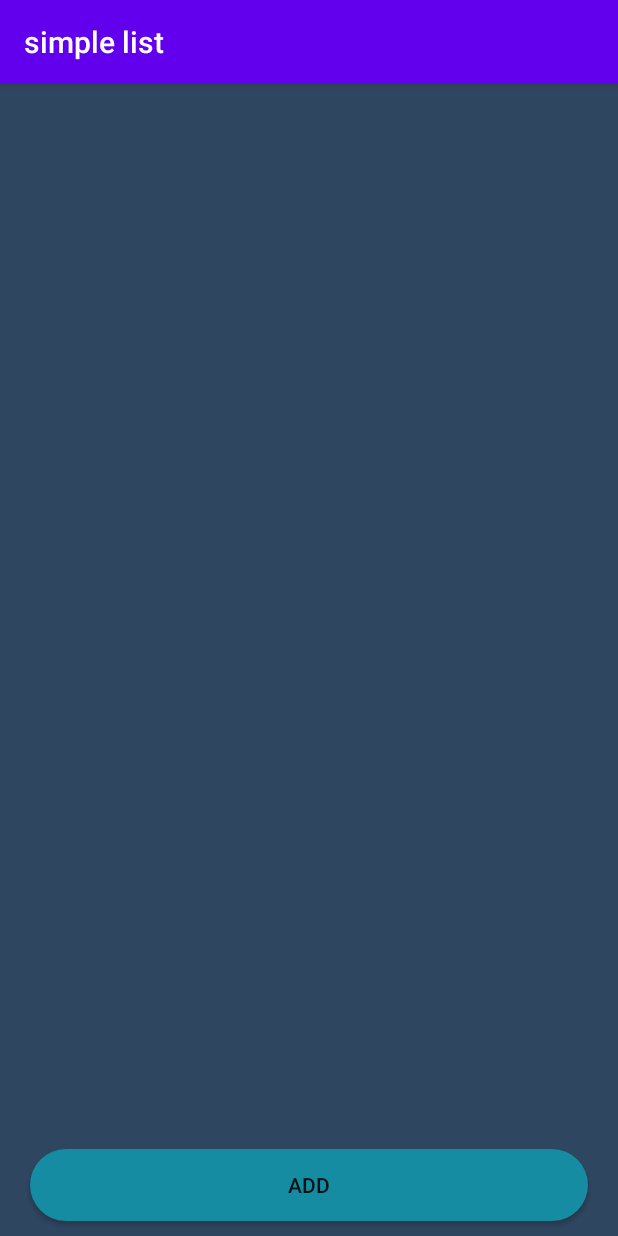
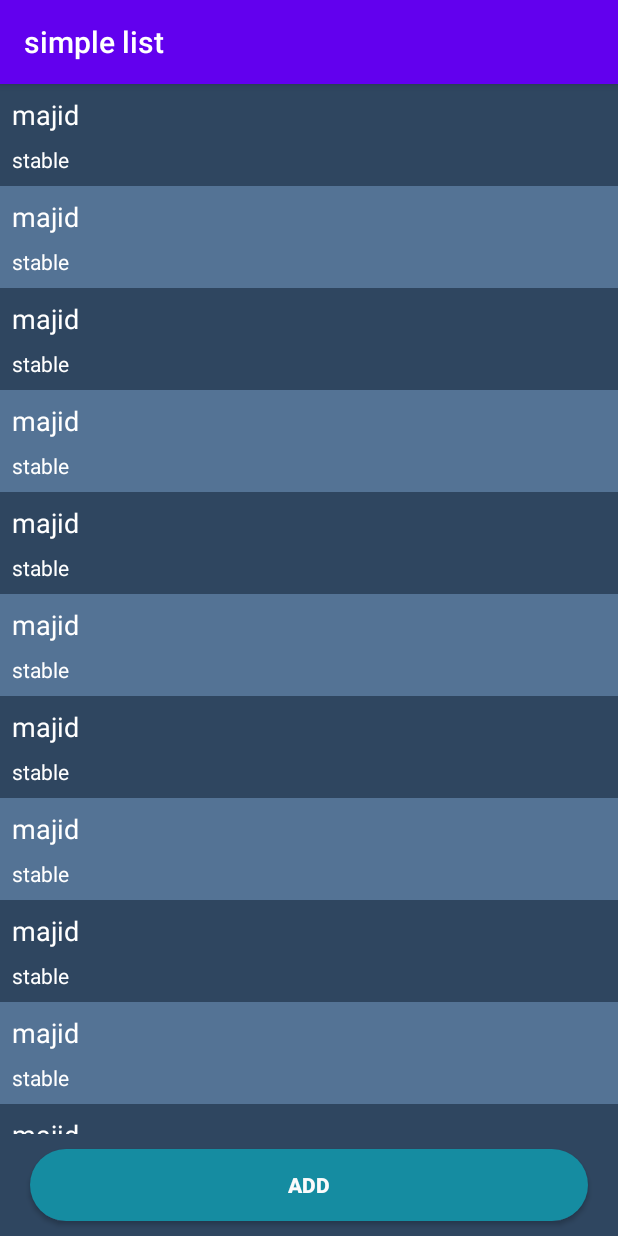
Before and after one commit to majid-moharami/TaskManager, an Android app: the ListFragment screen opened directly, with no data from a screen before it, on a phone screen of 412 x 824 dp. Run offline under Robolectric (Android 15) with nearby library versions, the phone set to English and light mode, and no system bars.

Commit message:
create Recycler view And test simple working

```diff
--- a/app/src/main/java/com/example/simplelist/fragment/ListFragment.java
+++ b/app/src/main/java/com/example/simplelist/fragment/ListFragment.java
@@ -1,18 +1,29 @@
 package com.example.simplelist.fragment;
 
+import android.graphics.Color;
 import android.os.Bundle;
 
+import androidx.annotation.NonNull;
 import androidx.fragment.app.Fragment;
+import androidx.recyclerview.widget.LinearLayoutManager;
+import androidx.recyclerview.widget.RecyclerView;
 
 import android.view.LayoutInflater;
 import android.view.View;
 import android.view.ViewGroup;
+import android.widget.Adapter;
+import android.widget.Button;
+import android.widget.TextView;
 
 import com.example.simplelist.R;
+
+import java.util.zip.Inflater;
 
 
 public class ListFragment extends Fragment {
 
+    private RecyclerView mRecyclerView;
+    private Button mButtonAdd;
 
     public ListFragment() {
         // Required empty public constructor
@@ -35,6 +46,54 @@ public class ListFragment extends Fragment {
     public View onCreateView(LayoutInflater inflater, ViewGroup container,
                              Bundle savedInstanceState) {
         // Inflate the layout for this fragment
-        return inflater.inflate(R.layout.fragment_list, container, false);
+        View view = inflater.inflate(R.layout.fragment_list, container, false);
+        findAllView(view);
+
+        mRecyclerView.setLayoutManager(new LinearLayoutManager(getActivity()));
+        NameAdapter adapter = new NameAdapter();
+        mRecyclerView.setAdapter(adapter);
+        return view;
+    }
+
+    private void findAllView(View view) {
+        mRecyclerView = view.findViewById(R.id.recycler_list_container);
+        mButtonAdd = view.findViewById(R.id.button_add);
+    }
+
+    private class NameHolder extends RecyclerView.ViewHolder{
+
+        private TextView mTextViewName,mTextViewState;
+        public NameHolder(@NonNull View itemView) {
+            super(itemView);
+            mTextViewName=itemView.findViewById(R.id.textView_name_list);
+            mTextViewState=itemView.findViewById(R.id.textView_state);
+        }
+        public void onBind(String name , String state){
+            mTextViewName.setText(name);
+            mTextViewState.setText(state);
+            itemView.setBackgroundResource(getAdapterPosition()%2==0 ? R.drawable.dark_back_row : R.drawable.dark_back_row2);
+        }
+    }
+
+    private class NameAdapter extends RecyclerView.Adapter<NameHolder>{
+
+        @NonNull
+        @Override
+        public NameHolder onCreateViewHolder(@NonNull ViewGroup parent, int viewType) {
+            LayoutInflater inflater = LayoutInflater.from(getActivity());
+            View view = inflater.inflate(R.layout.row_list,parent,false);
+            NameHolder nameHolder = new NameHolder(view);
+            return nameHolder;
+        }
+
+        @Override
+        public void onBindViewHolder(@NonNull NameHolder holder, int position) {
+            holder.onBind("majid","stable");
+        }
+
+        @Override
+        public int getItemCount() {
+            return 100;
+        }
     }
 }
--- /dev/null
+++ b/app/src/main/res/drawable/dark_back_row.xml
@@ -0,0 +1,7 @@
+<?xml version="1.0" encoding="utf-8"?>
+<shape xmlns:android="http://schemas.android.com/apk/res/android"
+    android:shape="rectangle">
+
+    <solid android:color="#2F4660"/>
+
+</shape>
--- /dev/null
+++ b/app/src/main/res/drawable/dark_back_row2.xml
@@ -0,0 +1,7 @@
+<?xml version="1.0" encoding="utf-8"?>
+<shape xmlns:android="http://schemas.android.com/apk/res/android"
+    android:shape="rectangle">
+
+    <solid android:color="#547395"/>
+
+</shape>
--- a/app/src/main/res/layout/fragment_list.xml
+++ b/app/src/main/res/layout/fragment_list.xml
@@ -9,12 +9,14 @@
     tools:context=".fragment.ListFragment">
 
    <androidx.recyclerview.widget.RecyclerView
+       android:id="@+id/recycler_list_container"
        android:layout_width="match_parent"
        android:layout_height="match_parent"
        android:layout_weight="1"
        android:background="#2F4660" />
 
    <Button
+       android:id="@+id/button_add"
        android:layout_width="match_parent"
        android:layout_height="wrap_content"
        android:layout_marginStart="20dp"
@@ -22,6 +24,8 @@
        android:layout_marginEnd="20dp"
        android:layout_marginBottom="10dp"
        android:background="@drawable/bach_create_btn"
-       android:text="Add" />
+       android:text="Add"
+       android:textColor="#FBFBFB"
+       android:textStyle="bold" />
 
 </LinearLayout>
--- a/app/src/main/res/layout/row_list.xml
+++ b/app/src/main/res/layout/row_list.xml
@@ -1,6 +1,30 @@
 <?xml version="1.0" encoding="utf-8"?>
-<androidx.constraintlayout.widget.ConstraintLayout
-    xmlns:android="http://schemas.android.com/apk/res/android" android:layout_width="match_parent"
-    android:layout_height="match_parent">
+<RelativeLayout xmlns:android="http://schemas.android.com/apk/res/android"
+    android:layout_width="match_parent"
+    android:layout_height="wrap_content"
+    android:background="#2F4660">
 
-</androidx.constraintlayout.widget.ConstraintLayout>
+    <TextView
+        android:id="@+id/textView_name_list"
+        android:layout_width="wrap_content"
+        android:layout_height="wrap_content"
+        android:layout_alignParentLeft="true"
+        android:layout_marginStart="8dp"
+        android:layout_marginTop="8dp"
+        android:text="TextView"
+        android:textColor="#FFFFFF"
+        android:textSize="18sp" />
+
+    <TextView
+        android:id="@+id/textView_state"
+        android:layout_width="wrap_content"
+        android:layout_height="wrap_content"
+        android:layout_below="@id/textView_name_list"
+        android:layout_alignParentLeft="true"
+        android:layout_marginStart="8dp"
+        android:layout_marginTop="8dp"
+        android:layout_marginBottom="8dp"
+        android:text="TextView"
+        android:textColor="#FFFFFF" />
+
+</RelativeLayout>
```
